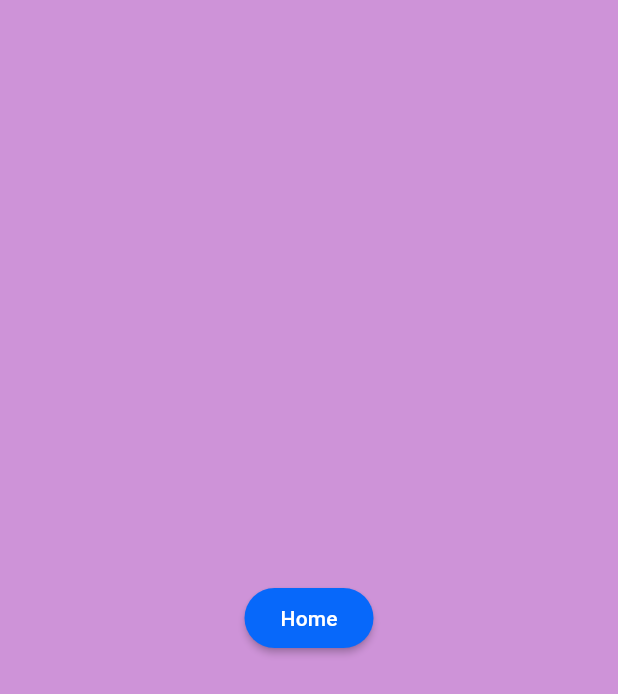
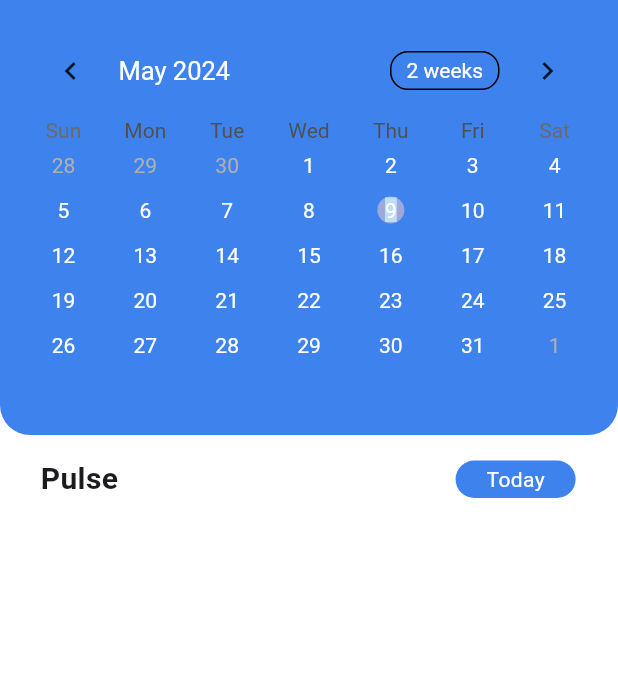
Before and after one commit to AdrianCDS/healthguard_mobile, a Flutter app: the DashboardHome screen opened directly, on a phone screen of 412 x 824 dp. Shown: the top 694 px of the screen. Run offline on Flutter 3.47's test engine with Material 3 defaults, Android fonts, the light colour scheme and no system bars; drawn by our look-alikes of table_calendar; our stand-ins replace flutter_dotenv, graphql_flutter, heroicons.

Commit message:
calendar, pulse, buton pulse

```diff
--- a/lib/components/dashboard_home.dart
+++ b/lib/components/dashboard_home.dart
@@ -1,35 +1,101 @@
 import 'package:flutter/material.dart';
+//import 'package:syncfusion_flutter_calendar/calendar.dart';
+//import 'package:syncfusion_flutter_core/theme.dart';
+import 'package:table_calendar/table_calendar.dart';
 
-class DashboardHome extends StatelessWidget {
+class DashboardHome extends StatefulWidget {
   const DashboardHome({super.key});
 
   @override
+  State<DashboardHome> createState() => _DashboardHomeState();
+}
+
+class _DashboardHomeState extends State<DashboardHome> {
+  DateTime today = DateTime.now();
+  @override
   Widget build(BuildContext context) {
-    return Container(
-      width: double.infinity,
-      height: double.infinity,
-      decoration: BoxDecoration(
-        color: Colors.purple[200],
-      ),
-      child: Column(
-        mainAxisAlignment: MainAxisAlignment.center,
-        crossAxisAlignment: CrossAxisAlignment.center,
-        children: <Widget>[
-          ElevatedButton(
-            style: ElevatedButton.styleFrom(
-              backgroundColor: const Color.fromARGB(255, 7, 104, 250),
-              elevation: 2,
+    return Scaffold(
+        backgroundColor: Colors.white,
+        body: Column(
+          crossAxisAlignment: CrossAxisAlignment.stretch,
+          children: [
+            Container(
+              height: 290,
+              width: MediaQuery.of(context).size.width,
+              decoration: const BoxDecoration(
+                color: Color.fromARGB(255, 62, 130, 238),
+                borderRadius: BorderRadius.only(
+                  bottomLeft: Radius.circular(20.0),
+                  bottomRight: Radius.circular(20.0),
+                ),
+              ),
+              child: DefaultTextStyle(
+                style: TextStyle(color: Colors.white),
+                child: Column(
+                  children: [
+                    Container(
+                      padding: EdgeInsets.all(15),
+                      height: 290,
+                      child: TableCalendar(
+                        rowHeight: 30,
+                        calendarStyle:  CalendarStyle(
+                          holidayTextStyle: TextStyle(color: Colors.white),
+                          weekendTextStyle: TextStyle(color: Colors.white),
+                          weekNumberTextStyle: TextStyle(color: Colors.white),
+                          defaultTextStyle: TextStyle(color: Colors.white),
+                          selectedTextStyle: TextStyle(color: Colors.white30),
+                          todayTextStyle: TextStyle(backgroundColor: Colors.blue[100]),
+
+                        ),
+                        focusedDay: today,
+                        firstDay: DateTime.utc(2010, 1, 1),
+                        lastDay: DateTime.utc(2050, 12, 31),
+
+                      ),
+                    ),
+                  ],
+                ),
+              ),
             ),
-            child: const Text(
-              "Home",
-              style: TextStyle(color: Colors.white),
+            Row(
+              children: [
+                const SizedBox(
+                  width: 12,
+                ),
+                Container(
+                  // Pulse
+                  padding: const EdgeInsets.all(15),
+                  child: const Text(
+                    'Pulse',
+                    style: TextStyle(
+                      fontWeight: FontWeight.bold,
+                      fontSize: 20,
+                    ),
+                  ),
+                ),
+                const SizedBox(
+                  width: 210,
+                ),
+                Container(
+                  height: 25,
+                  width: 80,
+                  decoration: BoxDecoration(
+                    color: Color.fromARGB(255, 62, 130, 238),
+                    borderRadius: BorderRadius.circular(20),
+                  ),
+                  child: const Center(
+                    child: Text(
+                    'Today',
+                    style: TextStyle(
+                      fontSize: 14,
+                      color: Colors.white,
+                    ),
+                  ),
+                  )
+                ),
+              ],
             ),
-            onPressed: () {
-              Navigator.pushNamed(context, '/');
-            },
-          ),
-        ],
-      ),
-    );
+          ],
+        ));
   }
 }
--- a/lib/pages/homepage.dart
+++ b/lib/pages/homepage.dart
@@ -35,7 +35,7 @@ class Homepage extends StatelessWidget {
                 width: double.infinity,
                 child: ElevatedButton(
                   style: ElevatedButton.styleFrom(
-                    backgroundColor: const Color.fromARGB(255, 7, 104, 250),
+                    backgroundColor: Color.fromARGB(255, 7, 104, 250),
                     elevation: 2,
                   ),
                   child: const Text(
--- a/pubspec.yaml
+++ b/pubspec.yaml
@@ -37,6 +37,9 @@ dependencies:
   graphql_flutter: ^5.1.2
   flutter_dotenv: ^5.1.0
   heroicons: ^0.9.0
+  syncfusion_flutter_calendar: ^25.2.3
+  syncfusion_flutter_core: ^25.2.3
+  table_calendar: ^3.1.1
 
 dev_dependencies:
   flutter_test:
```
Also changed, not shown: pubspec.lock, 1 other file.
